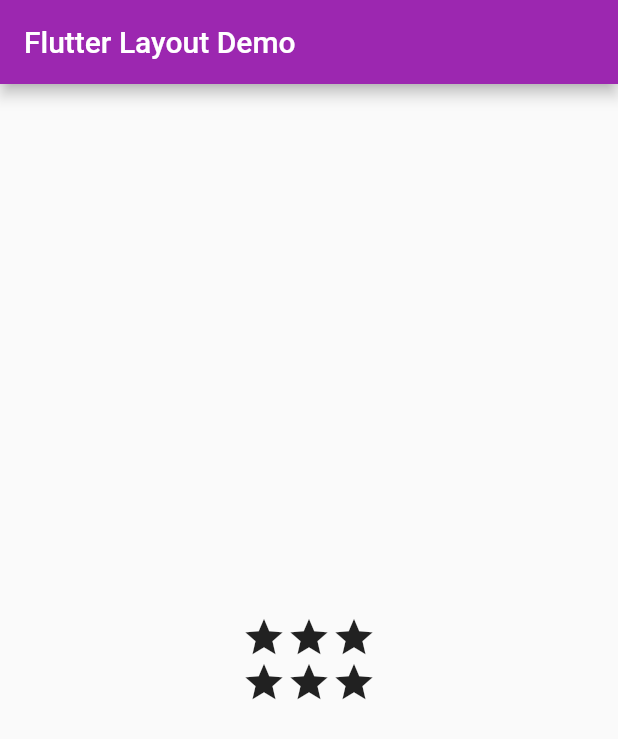
After one commit to hhao99/flutter-ex01, a Flutter app: the screen it shows after launch, on a phone screen of 412 x 824 dp. The commit adds this screen. Shown: the top 739 px of the screen. Run offline on Flutter 3.47's test engine with Material 2 defaults, Android fonts, the phone set to English and light mode, and no system bars.

Commit message:
layout complete

```diff
--- a/lib/main.dart
+++ b/lib/main.dart
@@ -1,6 +1,7 @@
 import 'package:flutter/material.dart';
 import 'strings.dart';
-import 'pages/main_page.dart';
+// import 'pages/main_page.dart';
+import 'pages/layout_page.dart';
 
 void main() => runApp(MyApp());
 
@@ -13,7 +14,7 @@ class MyApp extends StatelessWidget {
       theme: ThemeData(
         primarySwatch: Colors.purple,
       ),
-      home: MainPage(),
+      home: LayoutPage(),
     );
   }
 }
--- /dev/null
+++ b/lib/pages/layout_page.dart
@@ -0,0 +1,40 @@
+import 'package:flutter/material.dart';
+
+// import '../strings.dart';
+
+class LayoutPage extends StatefulWidget {
+
+  createState() => new _LayoutPageState();
+}
+
+class _LayoutPageState extends State<LayoutPage> {
+  @override
+  Widget build(BuildContext context) {
+    return Scaffold(
+      appBar: AppBar(
+        title: Text("Flutter Layout Demo"),
+      ),
+      body: Column(
+        mainAxisAlignment: MainAxisAlignment.center,
+        children: [
+          Row(
+            mainAxisAlignment: MainAxisAlignment.center,
+            children: [
+            Icon(Icons.star, size: 30),
+            Icon(Icons.star, size: 30),
+            Icon(Icons.star, size: 30),]
+          ),
+          Row(
+            mainAxisAlignment: MainAxisAlignment.center,
+            children:[
+              Icon(Icons.star, size: 30),
+              Icon(Icons.star, size: 30),
+              Icon(Icons.star, size: 30),
+              ]
+          ),
+
+        ]
+      ),
+    );
+  }
+}
```
